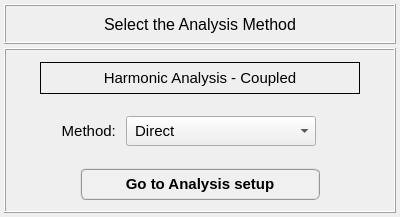
open-pulse/OpenPulse, file data/user_input/ui/analysis_/coupled_/coupled_harmonic_analysis_inputs.ui: the form before one commit.
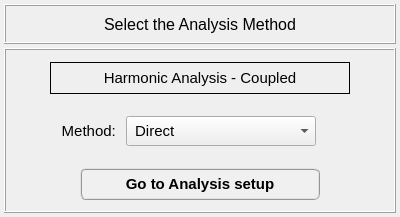
The form after the commit. Icons and pictures are not drawn.

The edit to the form file:
```diff
--- a/data/user_input/ui/analysis_/coupled_/coupled_harmonic_analysis_inputs.ui
+++ b/data/user_input/ui/analysis_/coupled_/coupled_harmonic_analysis_inputs.ui
@@ -198,13 +198,13 @@
           <widget class="QLabel" name="label_title">
            <property name="minimumSize">
             <size>
-             <width>320</width>
+             <width>300</width>
              <height>32</height>
             </size>
            </property>
            <property name="maximumSize">
             <size>
-             <width>320</width>
+             <width>300</width>
              <height>32</height>
             </size>
            </property>
```
